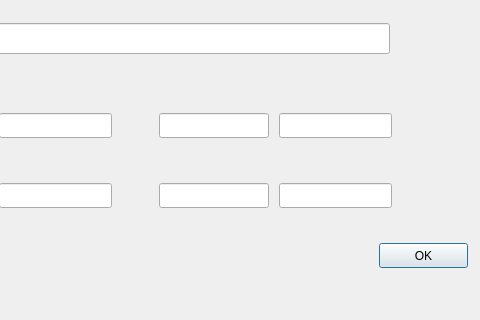
Before: the Qt Designer form addmap.ui in EgorovaAnna/gpbla, drawn with Qt 5; both pictures show x 191 to 671 and y 117 to 437 of the 671 by 437 pixel window.
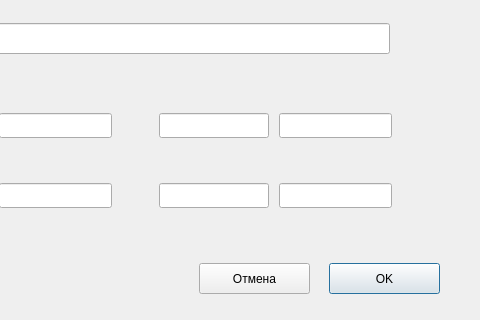
After: the same form once the commit is applied.

```diff
--- a/addmap.ui
+++ b/addmap.ui
@@ -68,19 +68,6 @@
     <string>&lt;html&gt;&lt;head/&gt;&lt;body&gt;&lt;p&gt;Широта левогонижнего угла карты&lt;/p&gt;&lt;/body&gt;&lt;/html&gt;</string>
    </property>
   </widget>
-  <widget class="QPushButton" name="pushButton">
-   <property name="geometry">
-    <rect>
-     <x>570</x>
-     <y>360</y>
-     <width>89</width>
-     <height>25</height>
-    </rect>
-   </property>
-   <property name="text">
-    <string>OK</string>
-   </property>
-  </widget>
   <widget class="QLineEdit" name="lon10">
    <property name="geometry">
     <rect>
@@ -163,6 +150,32 @@
 &lt;p style=&quot; margin-top:0px; margin-bottom:0px; margin-left:0px; margin-right:0px; -qt-block-indent:0; text-indent:0px;&quot;&gt;&lt;span style=&quot; font-size:12pt;&quot;&gt;Введите путь к файлу с картой и координаты углов в градусах&lt;/span&gt;&lt;/p&gt;&lt;/body&gt;&lt;/html&gt;</string>
    </property>
   </widget>
+  <widget class="QPushButton" name="pushButton">
+   <property name="geometry">
+    <rect>
+     <x>520</x>
+     <y>380</y>
+     <width>111</width>
+     <height>31</height>
+    </rect>
+   </property>
+   <property name="text">
+    <string>OK</string>
+   </property>
+  </widget>
+  <widget class="QPushButton" name="pushButton_2">
+   <property name="geometry">
+    <rect>
+     <x>390</x>
+     <y>380</y>
+     <width>111</width>
+     <height>31</height>
+    </rect>
+   </property>
+   <property name="text">
+    <string>Отмена</string>
+   </property>
+  </widget>
  </widget>
  <resources/>
  <connections/>
```
